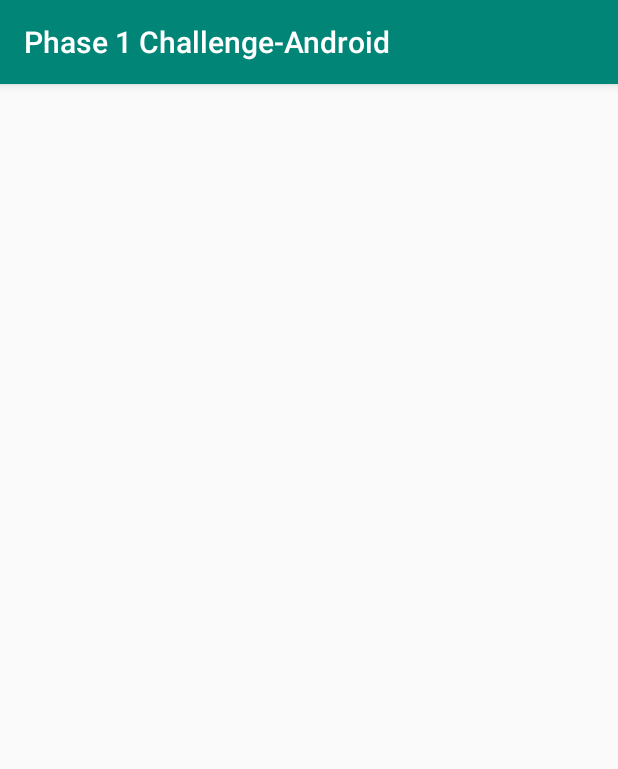
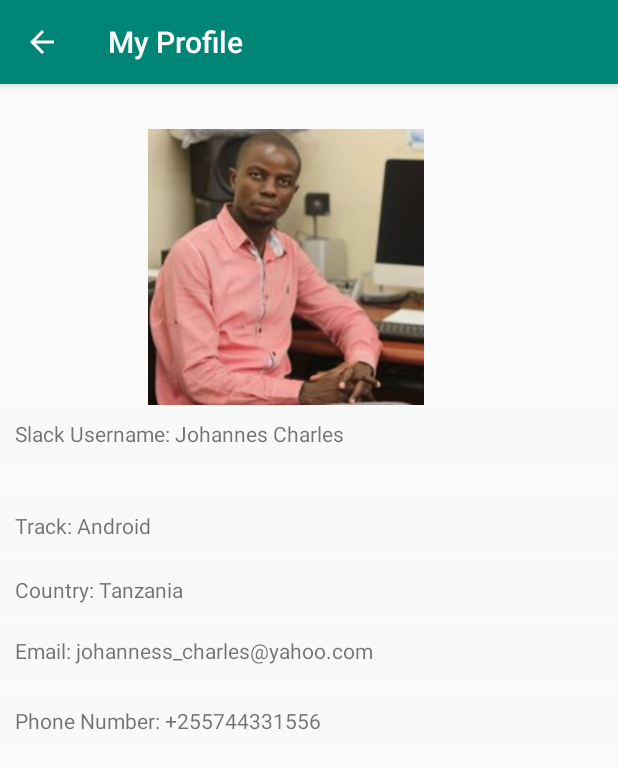
Before and after one commit to Rutayuga/Phase1ChallengeAndroid, an Android app: the screen it shows after launch (my_profile), after a tap on "MY PROFILE", on a phone screen of 412 x 824 dp. Shown: the top 769 px of the screen. Run offline under Robolectric (Android 15) with nearby library versions, the phone set to English and light mode, and no system bars.

Commit message:
Updated files

```diff
--- a/app/src/main/java/outreachtraders/com/phase1challenge_android/MainActivity.java
+++ b/app/src/main/java/outreachtraders/com/phase1challenge_android/MainActivity.java
@@ -1,41 +1,36 @@
 package outreachtraders.com.phase1challenge_android;
-
+import android.annotation.SuppressLint;
 import android.content.Intent;
+import android.net.http.SslError;
+import android.os.Bundle;
 import android.support.v7.app.AppCompatActivity;
-import android.os.Bundle;
 import android.util.Log;
 import android.view.View;
+import android.webkit.SslErrorHandler;
+import android.webkit.WebView;
+import android.webkit.WebViewClient;
 import android.widget.Button;
 
-public class MainActivity extends AppCompatActivity implements View.OnClickListener {
-    private static final String TAG = "MainActivity";
-    //widgets
-    private Button about;
-    private Button profile;
+public class MainActivity extends AppCompatActivity {
     @Override
     protected void onCreate(Bundle savedInstanceState) {
         super.onCreate(savedInstanceState);
         setContentView(R.layout.activity_main);
-        Log.d(TAG, "onCreate: started.");
-        about=findViewById(R.id.btn_about_alc);
-        profile=findViewById(R.id.my_profile);
-
-        about.setOnClickListener(this);
-        profile.setOnClickListener(this);
-
-    }
-
+        Button about=findViewById(R.id.about_btn);
+        Button profile=findViewById(R.id.my_profile);
+        about.setOnClickListener(new View.OnClickListener() {
+            @Override
+            public void onClick(View view) {
+                Intent intent=new Intent(MainActivity.this,about_alc.class);
+                startActivity(intent);
+            }
+        });
+profile.setOnClickListener(new View.OnClickListener() {
     @Override
     public void onClick(View view) {
-        if (view.getId()==R.id.btn_about_alc){
-            Log.d(TAG,"onClick: Open about ALC");
-            Intent intent=new Intent(MainActivity.this, about_alc.class);
-            startActivity(intent);
-        }
-        else if (view.getId()==R.id.my_profile){
-            Log.d(TAG,"onClick: Open my profile");
-            Intent intent=new Intent(MainActivity.this, my_profile.class);
-            startActivity(intent);
-        }
+        Intent intent =new Intent(MainActivity.this, my_profile.class);
+        startActivity(intent);
+    }
+});
     }
 }
--- a/app/src/main/java/outreachtraders/com/phase1challenge_android/my_profile.java
+++ b/app/src/main/java/outreachtraders/com/phase1challenge_android/my_profile.java
@@ -9,5 +9,6 @@ public class my_profile extends AppCompatActivity {
     protected void onCreate(Bundle savedInstanceState) {
         super.onCreate(savedInstanceState);
         setContentView(R.layout.activity_my_profile);
+        setTitle(R.string.my_prthile);
     }
 }
--- a/app/src/main/res/layout/activity_my_profile.xml
+++ b/app/src/main/res/layout/activity_my_profile.xml
@@ -1,9 +1,116 @@
 <?xml version="1.0" encoding="utf-8"?>
-<android.support.constraint.ConstraintLayout xmlns:android="http://schemas.android.com/apk/res/android"
+<RelativeLayout xmlns:android="http://schemas.android.com/apk/res/android"
     xmlns:app="http://schemas.android.com/apk/res-auto"
     xmlns:tools="http://schemas.android.com/tools"
     android:layout_width="match_parent"
     android:layout_height="match_parent"
     tools:context=".my_profile">
 
-</android.support.constraint.ConstraintLayout>
+    <TextView
+        android:id="@+id/textView5"
+        android:layout_width="match_parent"
+        android:layout_height="wrap_content"
+        android:layout_above="@+id/textView2"
+        android:layout_alignStart="@+id/textView4"
+        android:layout_alignLeft="@+id/textView4"
+        android:layout_alignParentEnd="true"
+        android:layout_alignParentRight="true"
+        android:layout_marginStart="0dp"
+        android:layout_marginLeft="0dp"
+        android:layout_marginEnd="0dp"
+        android:layout_marginRight="0dp"
+        android:layout_marginBottom="61dp"
+        android:background="@color/colorPrimaryDark"
+        android:padding="10dp"
+        android:text="Slack Username: Johannes Charles" />
+
+    <TextView
+        android:id="@+id/textView4"
+        android:layout_width="match_parent"
+        android:layout_height="wrap_content"
+        android:layout_below="@+id/textView3"
+        android:layout_alignStart="@+id/textView3"
+        android:layout_alignLeft="@+id/textView3"
+        android:layout_marginStart="0dp"
+        android:layout_marginLeft="0dp"
+        android:layout_marginTop="7dp"
+        android:background="@color/colorPrimaryDark"
+        android:padding="10dp"
+        android:text="Phone Number: +255744331556" />
+
+    <TextView
+        android:id="@+id/textView3"
+        android:layout_width="match_parent"
+        android:layout_height="wrap_content"
+        android:layout_below="@+id/textView2"
+        android:layout_alignStart="@+id/textView2"
+        android:layout_alignLeft="@+id/textView2"
+        android:layout_alignEnd="@+id/textView2"
+        android:layout_alignRight="@+id/textView2"
+        android:layout_marginStart="0dp"
+        android:layout_marginLeft="0dp"
+        android:layout_marginTop="1dp"
+        android:layout_marginEnd="0dp"
+        android:layout_marginRight="0dp"
+        android:background="@color/colorPrimaryDark"
+        android:padding="10dp"
+        android:text="Email: johanness_charles@yahoo.com" />
+
+    <TextView
+        android:id="@+id/textView2"
+        android:layout_width="match_parent"
+        android:layout_height="wrap_content"
+        android:layout_below="@+id/textView"
+        android:layout_marginTop="3dp"
+        android:background="@color/colorPrimaryDark"
+        android:padding="10dp"
+        android:text="Country: Tanzania" />
+
+    <ImageView
+        android:id="@+id/imageView"
+        android:layout_width="match_parent"
+        android:layout_height="wrap_content"
+        android:layout_alignParentStart="true"
+        android:layout_alignParentLeft="true"
+        android:layout_alignParentTop="true"
+        android:layout_marginStart="0dp"
+        android:layout_marginLeft="0dp"
+        android:layout_marginTop="173dp"
+        android:background="#FF000000"/>
+    //android:src="@drawable/matrix"
+
+
+    <TextView
+        android:id="@+id/textView"
+        android:layout_width="match_parent"
+        android:layout_height="wrap_content"
+        android:layout_below="@+id/imageView"
+        android:layout_alignStart="@+id/profilePic"
+        android:layout_alignLeft="@+id/profilePic"
+        android:layout_alignEnd="@+id/profilePic"
+        android:layout_alignRight="@+id/profilePic"
+        android:layout_marginStart="-52dp"
+        android:layout_marginLeft="-52dp"
+        android:layout_marginTop="101dp"
+        android:layout_marginEnd="-208dp"
+        android:layout_marginRight="-208dp"
+        android:background="@color/colorPrimaryDark"
+        android:padding="10dp"
+        android:text="Track: Android" />
+
+    <ImageView
+        android:id="@+id/profilePic"
+        android:layout_width="277dp"
+        android:layout_height="184dp"
+        android:layout_alignParentStart="true"
+        android:layout_alignParentLeft="true"
+        android:layout_alignParentTop="true"
+        android:layout_alignParentRight="true"
+        android:layout_marginStart="52dp"
+        android:layout_marginLeft="52dp"
+        android:layout_marginTop="30dp"
+        android:layout_marginRight="82dp"
+        android:src="@drawable/a" />
+
+
+</RelativeLayout>
--- a/app/src/main/res/values/colors.xml
+++ b/app/src/main/res/values/colors.xml
@@ -1,6 +1,6 @@
 <?xml version="1.0" encoding="utf-8"?>
 <resources>
     <color name="colorPrimary">#008577</color>
-    <color name="colorPrimaryDark">#00574B</color>
+    <color name="colorPrimaryDark">#F8F9F9</color>
     <color name="colorAccent">#D81B60</color>
 </resources>
--- a/app/src/main/res/values/strings.xml
+++ b/app/src/main/res/values/strings.xml
@@ -1,3 +1,6 @@
 <resources>
-    <string name="app_name">Phase 1 Challenge-Android</string>
+    <string name="app_name">ALC 4 Phase 1</string>
+    <string name="about_alc">About ALC</string>
+    <string name="my_prthile">My Profile</string>
+
 </resources>
--- a/build.gradle
+++ b/build.gradle
@@ -7,7 +7,7 @@ buildscript {
 
     }
     dependencies {
-        classpath 'com.android.tools.build:gradle:3.3.2'
+        classpath 'com.android.tools.build:gradle:3.4.2'
 
         // NOTE: Do not place your application dependencies here; they belong
         // in the individual module build.gradle files
```
Also changed, not shown: app/src/main/AndroidManifest.xml (+16 -2 lines), app/src/main/java/outreachtraders/com/phase1challenge_android/about_alc.java (+25 -1 lines), app/src/main/res/layout/activity_about_alc.xml (+7 -2 lines), app/src/main/res/layout/activity_main.xml (+19 -8 lines), app/src/main/res/drawable/a.png (added), gradle/wrapper/gradle-wrapper.properties, 3 other files.
